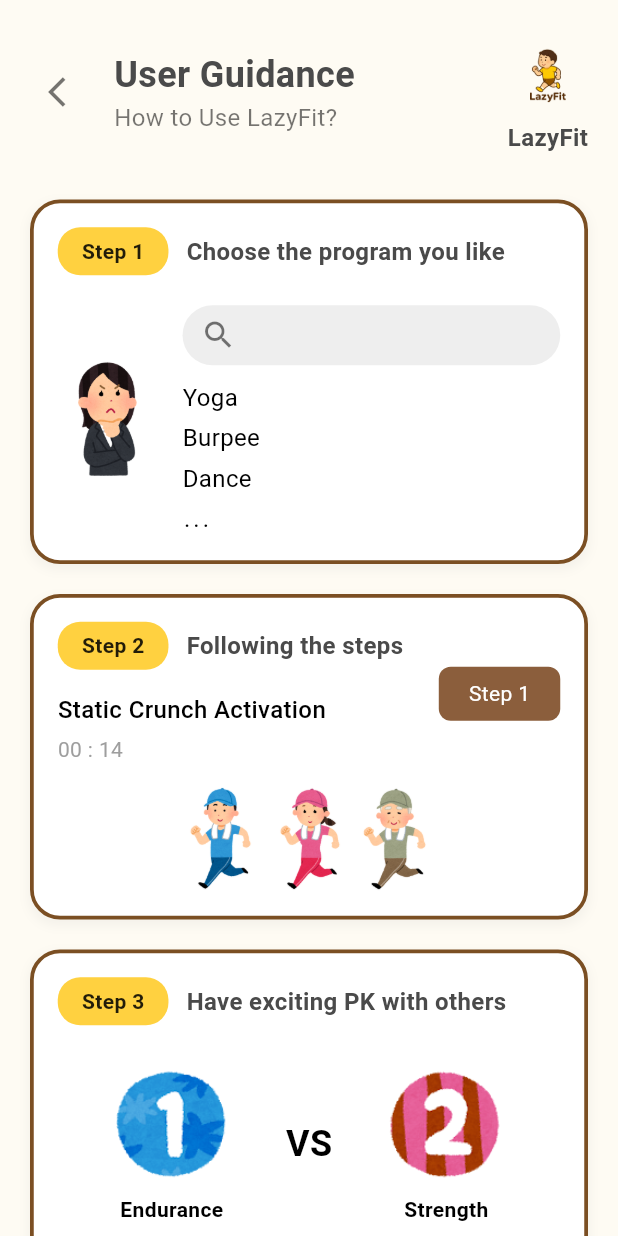
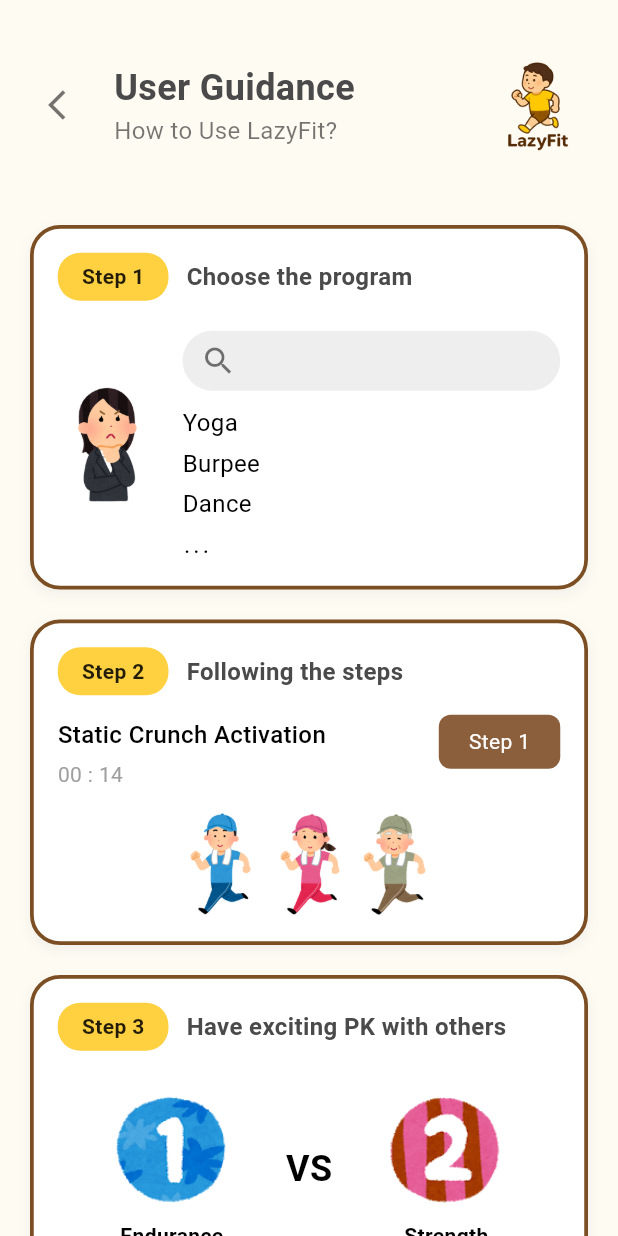
Before and after one commit to rachelzz1/mobile-asm1-groupwork, a Flutter app: the GuidanceScreen screen opened directly, on a phone screen of 412 x 824 dp. Run offline on Flutter 3.47's test engine with Material 3 defaults, Android fonts, the phone set to English and light mode, and no system bars; our stand-ins replace cloud_firestore, firebase_core, flutter_svg, font_awesome_flutter, get_storage, video_player; accounts and stored records are empty; Roboto replaces fonts that are missing (SansSerif).

Commit message:
guidance4

```diff
--- a/lib/guidance_screen.dart
+++ b/lib/guidance_screen.dart
@@ -82,11 +82,7 @@ class GuidanceScreen extends StatelessWidget {
         const Spacer(),
         Column(
           children: [
-            Image.asset('assets/images/entire-logo.png', height: 60),
-            const Text(
-              'LazyFit',
-              style: TextStyle(fontSize: 16, fontWeight: FontWeight.w600, color: Color(0xFF4A4A4A)),
-            )
+            Image.asset('assets/images/entire-logo.png', height: 100),
           ],
         )
       ],
@@ -143,7 +139,7 @@ class GuidanceScreen extends StatelessWidget {
     return Column(
       crossAxisAlignment: CrossAxisAlignment.start,
       children: [
-        _buildStepHeader(1, 'Choose the program you like', stepLabelColor),
+        _buildStepHeader(1, 'Choose the program', stepLabelColor),
         const SizedBox(height: 20),
         Row(
           crossAxisAlignment: CrossAxisAlignment.center,
@@ -205,7 +201,7 @@ class GuidanceScreen extends StatelessWidget {
               ],
             ),
             Positioned(
-              top: 30,
+              top: 45,
               right: 0,
               child: Container(
                 padding: const EdgeInsets.symmetric(horizontal: 20, vertical: 8),
```
